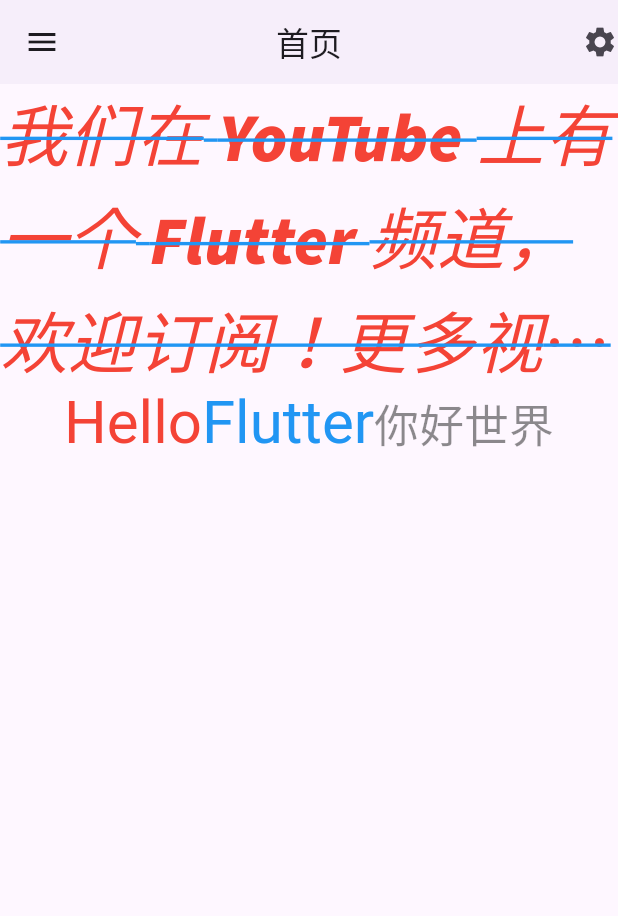
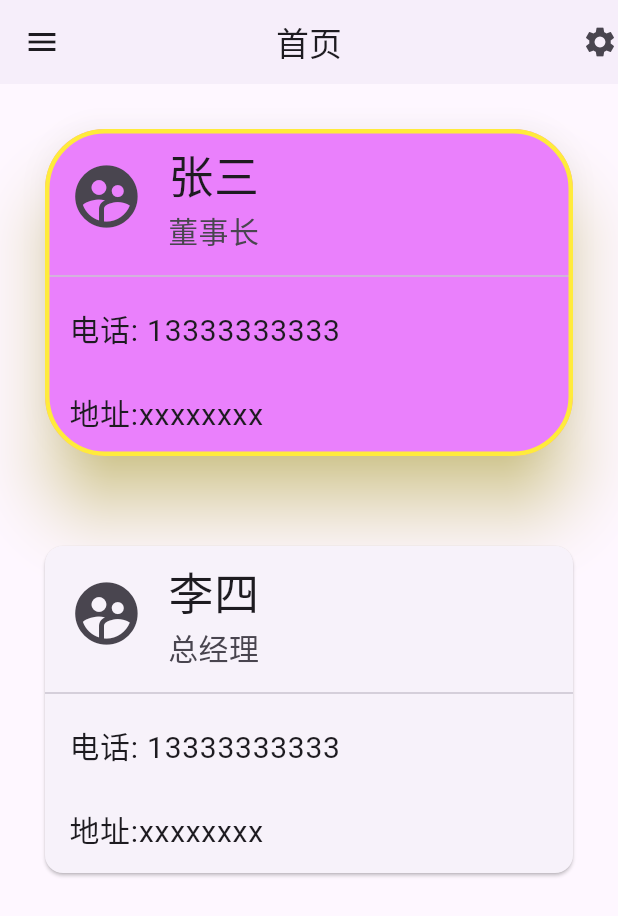
Before and after one commit to Youwillsun/Flutter-Study, a Flutter app: the screen it shows after launch, on a phone screen of 412 x 824 dp. Shown: the top 916 px of the screen. Run offline on Flutter 3.47's test engine with Material 3 defaults, Android fonts, the phone set to English and light mode, and no system bars.

Commit message:
添加学习文件，补充笔记

```diff
--- a/lib/01_basic/02_Text.dart
+++ b/lib/01_basic/02_Text.dart
@@ -42,17 +42,17 @@ class TextDemo extends StatelessWidget {
           textScaler: TextScaler.linear(1.5),
         ),
         RichText(
-            text: const TextSpan(
+            text: TextSpan(
                 text: "Hello",
-                style: TextStyle(fontSize: 40, color: Colors.red),
+                style: const TextStyle(fontSize: 40, color: Color.fromRGBO(255, 0, 0, 1)),
                 children: [
                   TextSpan(
                     text: "Flutter",
-                    style: TextStyle(fontSize: 40, color: Colors.blue),
+                    style: TextStyle(fontSize: 40, color: Colors.blue[200]),
                   ),
-                  TextSpan(
+                  const TextSpan(
                     text: "你好世界",
-                    style: TextStyle(fontSize: 30, color: Colors.black45),
+                    style: TextStyle(fontSize: 30, color: Color.fromARGB(0xff, 0x00, 0xff, 0x00)),
                   )
                 ]
             )
--- /dev/null
+++ b/lib/02_layout/06_Card.dart
@@ -0,0 +1,98 @@
+import 'package:flutter/material.dart';
+
+class Home extends StatelessWidget {
+  const Home({super.key});
+
+  @override
+  Widget build(BuildContext context) {
+    return Scaffold(
+      appBar: AppBar(
+          title: const Text("首页"),
+          leading: const Icon(Icons.menu),
+          actions: const [Icon(Icons.settings)],
+          elevation: 1,
+          centerTitle: true),
+      body: const CardDemo(),
+    );
+  }
+}
+
+class CardDemo extends StatelessWidget {
+  const CardDemo({super.key});
+
+  @override
+  Widget build(BuildContext context) {
+    return Column(
+      children: [
+        Card(
+          margin: EdgeInsets.all(30),
+          color: Colors.purpleAccent[100],
+          shadowColor: Colors.yellow,
+          elevation: 20,
+          shape: RoundedRectangleBorder(
+              borderRadius: BorderRadius.circular(40),
+              side: BorderSide(color: Colors.yellow, width: 3)),
+          child: Column(
+            children: [
+              ListTile(
+                leading: Icon(Icons.supervised_user_circle, size: 50),
+                title: Text(
+                  "张三",
+                  style: TextStyle(fontSize: 30),
+                ),
+                subtitle: Text(
+                  "董事长",
+                  style: TextStyle(fontSize: 20),
+                ),
+              ),
+              Divider(),
+              ListTile(
+                title: Text(
+                  "电话: 13333333333",
+                  style: TextStyle(fontSize: 20),
+                ),
+              ),
+              ListTile(
+                title: Text(
+                  "地址:xxxxxxxx",
+                  style: TextStyle(fontSize: 20),
+                ),
+              )
+            ],
+          ),
+        ),
+        Card(
+          margin: EdgeInsets.all(30),
+          child: Column(
+            children: [
+              ListTile(
+                leading: Icon(Icons.supervised_user_circle, size: 50),
+                title: Text(
+                  "李四",
+                  style: TextStyle(fontSize: 30),
+                ),
+                subtitle: Text(
+                  "总经理",
+                  style: TextStyle(fontSize: 20),
+                ),
+              ),
+              Divider(),
+              ListTile(
+                title: Text(
+                  "电话: 13333333333",
+                  style: TextStyle(fontSize: 20),
+                ),
+              ),
+              ListTile(
+                title: Text(
+                  "地址:xxxxxxxx",
+                  style: TextStyle(fontSize: 20),
+                ),
+              )
+            ],
+          ),
+        )
+      ],
+    );
+  }
+}
--- a/lib/main.dart
+++ b/lib/main.dart
@@ -1,6 +1,12 @@
 import 'package:flutter/material.dart';
 // import './01_basic/01_Hello.dart';
-import './01_basic/02_Text.dart';
+// import './01_basic/02_Text.dart';
+// import './02_layout/01_Container.dart';
+// import './02_layout/02_Column_Row.dart';
+// import './02_layout/03_Flex.dart';
+// import './02_layout/04_Wrap.dart';
+// import './02_layout/05_Stack.dart';
+import './02_layout/06_Card.dart';
 void main() {
   runApp(const MyApp());
 }
@@ -10,9 +16,9 @@ class MyApp extends StatelessWidget {
 
   @override
   Widget build(BuildContext context) {
-    return MaterialApp(
+    return const MaterialApp(
       title: "Flutter Demo",
-      home: const Home(),
+      home: Home(),
       // theme: ThemeData(fontFamily: 'SourceSans3'),
       debugShowCheckedModeBanner: false,
     );
```
Also changed, not shown: lib/02_layout/01_Container.dart (added, +58 -0 lines), lib/02_layout/02_Column_Row.dart (added, +49 -0 lines), lib/02_layout/03_Flex.dart (added, +103 -0 lines), lib/02_layout/04_Wrap.dart (added, +100 -0 lines), lib/02_layout/05_Stack.dart (added, +57 -0 lines), 2 other files.
